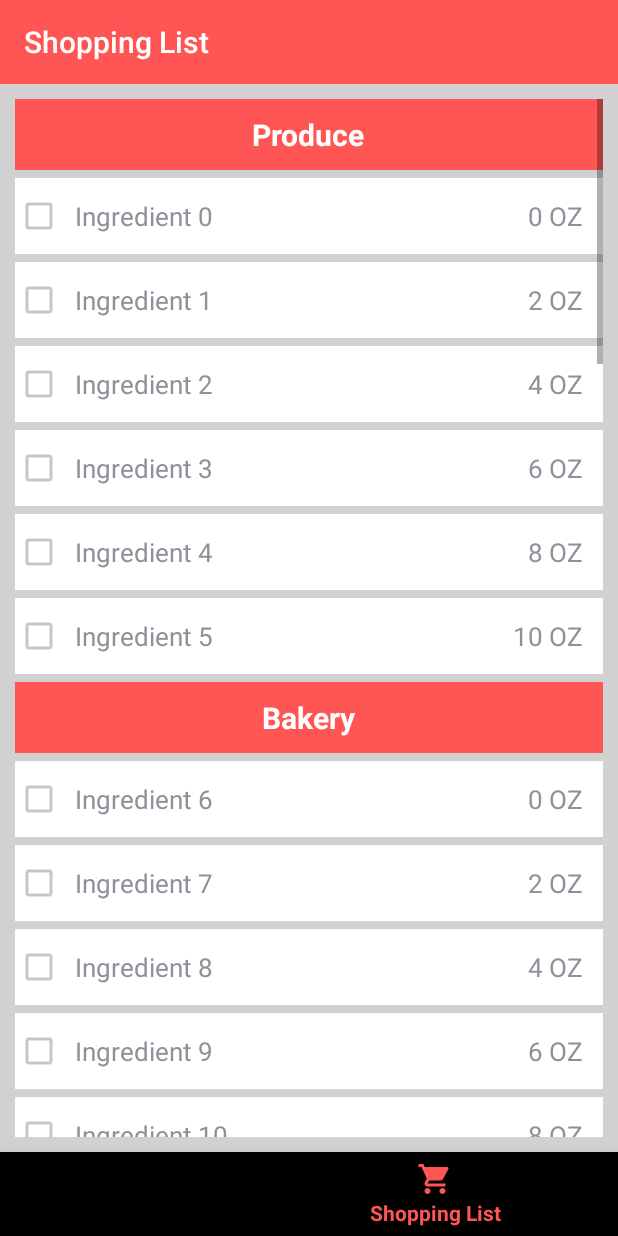
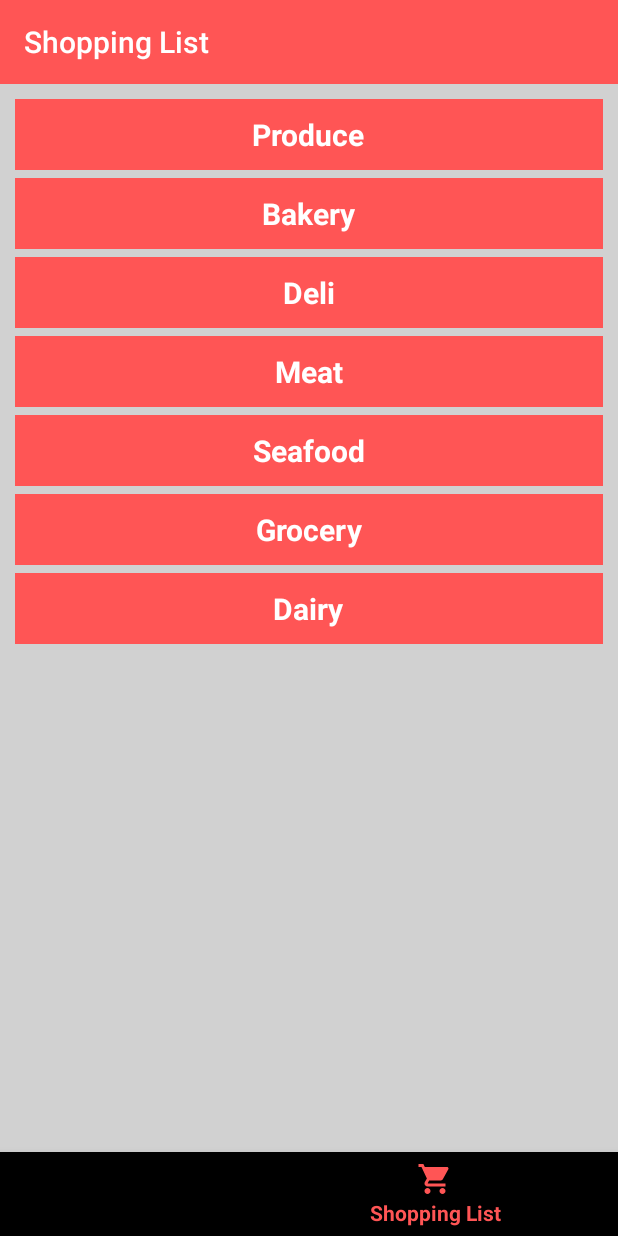
Before and after one commit to snyamwong/Grocery-Basket, an Android app: the screen it shows after launch (MainActivity), item 2 of the bottom bar chosen, on a phone screen of 412 x 824 dp. Run offline under Robolectric (Android 15) with nearby library versions, the phone set to English and light mode, and no system bars.

Commit message:
Some progress, still more work to do

```diff
--- a/app/src/main/java/edu/wit/mobileapp/mealprepplanner/Ingredient.java
+++ b/app/src/main/java/edu/wit/mobileapp/mealprepplanner/Ingredient.java
@@ -4,13 +4,14 @@ public class Ingredient {
     private String name;
     private int amount;
     private String measurement;
+    private String category;
     private boolean selected;
-    //TODO: include category flag
 
-    public Ingredient(String name, int amount, String measurement) {
+    public Ingredient(String name, int amount, String measurement, String category) {
         this.name = name;
         this.amount = amount;
         this.measurement = measurement;
+        this.category = category;
         this.selected = false;
     }
 
@@ -47,4 +48,8 @@ public class Ingredient {
     public void setMeasurement(String measurement) {
         this.measurement = measurement;
     }
+
+    public String getCategory() { return category; }
+
+    public void setCategory(String category) { this.category = category; }
 }
--- a/app/src/main/java/edu/wit/mobileapp/mealprepplanner/Meal.java
+++ b/app/src/main/java/edu/wit/mobileapp/mealprepplanner/Meal.java
@@ -1,4 +1,6 @@
 package edu.wit.mobileapp.mealprepplanner;
+
+import java.util.ArrayList;
 
 /**
  *
@@ -17,13 +19,15 @@ public class Meal {
     private String name;
     //# of servings
     private int amount;
+    private ArrayList<Ingredient> ingredients;
 
-    public Meal(int id, int image, String name, int amount) {
+    public Meal(int id, int image, String name, int amount, ArrayList<Ingredient> ingredients) {
         //TODO: Add Ingredients Array List to hold ingredients in meal
         this.id = id;
         this.imageID = image;
         this.name = name;
         this.amount = amount;
+        this.ingredients = ingredients;
     }
 
     public void setId(int id) {
@@ -57,4 +61,10 @@ public class Meal {
     public int getAmount() {
         return amount;
     }
+
+    public void setIngredients(ArrayList<Ingredient> ingredients){this.ingredients = ingredients;}
+
+    public ArrayList<Ingredient> getIngredients() {
+        return ingredients;
+    }
 }
--- a/app/src/main/java/edu/wit/mobileapp/mealprepplanner/MealListFragment.java
+++ b/app/src/main/java/edu/wit/mobileapp/mealprepplanner/MealListFragment.java
@@ -50,11 +50,6 @@ public class MealListFragment extends Fragment {
         if(mMealsList == null) {
             mMealsList = new ArrayList<>();
             adapter = new MealListAdapter(getActivity().getApplicationContext(), mMealsList); //object to update fragment
-
-            //TODO: Change to include ingredient list
-            for (int i = 0; i <= 11; i++) {
-                mMealsList.add(new Meal(i, R.drawable.food, "Food Name", i));
-            }
         }
     }
 
@@ -86,6 +81,20 @@ public class MealListFragment extends Fragment {
             }
         });
 
+        ArrayList<Ingredient> ingredients = new ArrayList<>();
+        for(int i = 0; i <= 4; i++){
+            ingredients.add(new Ingredient("Produce Ingredient " + i, i, "oz", "Produce"));
+            ingredients.add(new Ingredient("Bakery Ingredient " + i+4, i+4, "oz", "Bakery"));
+            ingredients.add(new Ingredient("Deli Ingredient " + i+8, i+8, "oz", "Deli"));
+            ingredients.add(new Ingredient("Meat Ingredient " + i+12, i+12, "oz", "Meat"));
+            ingredients.add(new Ingredient("Seafood Ingredient " + i+16, i+16, "oz", "Seafood"));
+            ingredients.add(new Ingredient("Grocery Ingredient " + i+20, i+16, "oz", "Grocery"));
+            ingredients.add(new Ingredient("Dairy Ingredient " + i+24, i+16, "oz", "Dairy"));
+        }
+
+        //TODO: build better generic food
+        Meal generic = new Meal(1, R.drawable.food , "Food Name", 1, ingredients);
+
         //Add button Setup
         //TODO: make button navigate to search activity
         FloatingActionButton btnAdd = (FloatingActionButton) view.findViewById(R.id.btnAdd);
@@ -93,7 +102,7 @@ public class MealListFragment extends Fragment {
             @Override
             public void onClick(View view) {
                 //Placeholder Action to add placeholder meal
-                mMealsList.add(new Meal(1, R.drawable.food , "Food Name", 1));
+                mMealsList.add(generic);
                 mealListView.setAdapter(adapter);
                 mealListView.setSelection(mealListView.getCount() - 1);
                 Toast.makeText(getActivity().getApplicationContext(), "Placeholder Food added", Toast.LENGTH_SHORT).show();
--- a/app/src/main/java/edu/wit/mobileapp/mealprepplanner/ShoppingListFragment.java
+++ b/app/src/main/java/edu/wit/mobileapp/mealprepplanner/ShoppingListFragment.java
@@ -51,24 +51,6 @@ public class ShoppingListFragment extends Fragment {
             mGroceryList = new ArrayList<>();
             mDairyList = new ArrayList<>();
 
-            for (int i = 0; i <= 5; i++) {
-                addIngredientToSubList(mProduceList, new Ingredient("Ingredient " + Integer.toString(i), i, "OZ"));
-                addIngredientToSubList(mBakeryList, new Ingredient("Ingredient " + Integer.toString(i+6), i, "OZ"));
-                addIngredientToSubList(mDeliList, new Ingredient("Ingredient " + Integer.toString(i+12), i, "OZ"));
-                addIngredientToSubList(mMeatList, new Ingredient("Ingredient " + Integer.toString(i+18), i, "OZ"));
-                addIngredientToSubList(mSeafoodList, new Ingredient("Ingredient " + Integer.toString(i+24), i, "OZ"));
-                addIngredientToSubList(mGroceryList, new Ingredient("Ingredient " + Integer.toString(i+30), i, "OZ"));
-                addIngredientToSubList(mDairyList, new Ingredient("Ingredient " + Integer.toString(i+36), i, "OZ"));
-
-                //Add dup items to test combination
-                addIngredientToSubList(mProduceList, new Ingredient("Ingredient " + Integer.toString(i), i, "OZ"));
-                addIngredientToSubList(mBakeryList, new Ingredient("Ingredient " + Integer.toString(i+6), i, "OZ"));
-                addIngredientToSubList(mDeliList, new Ingredient("Ingredient " + Integer.toString(i+12), i, "OZ"));
-                addIngredientToSubList(mMeatList, new Ingredient("Ingredient " + Integer.toString(i+18), i, "OZ"));
-                addIngredientToSubList(mSeafoodList, new Ingredient("Ingredient " + Integer.toString(i+24), i, "OZ"));
-                addIngredientToSubList(mGroceryList, new Ingredient("Ingredient " + Integer.toString(i+30), i, "OZ"));
-                addIngredientToSubList(mDairyList, new Ingredient("Ingredient " + Integer.toString(i+36), i, "OZ"));
-            }
 
             buildShoppingList();
         }
@@ -99,6 +81,7 @@ public class ShoppingListFragment extends Fragment {
         return  i1.getAmount() + i2.getAmount();
     }
 
+    //TODO take ingredient list from mealList and build based on that
     private void buildShoppingList(){
         mShoppingList.add("Produce");
         mShoppingList.addAll(mProduceList);
```
